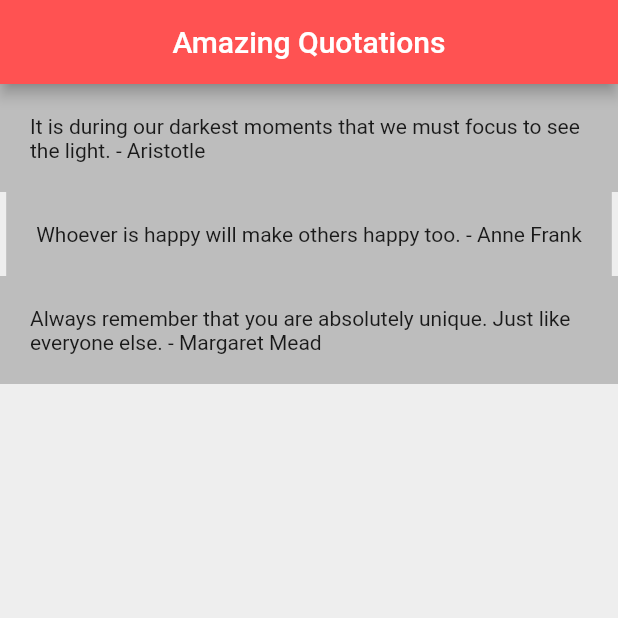
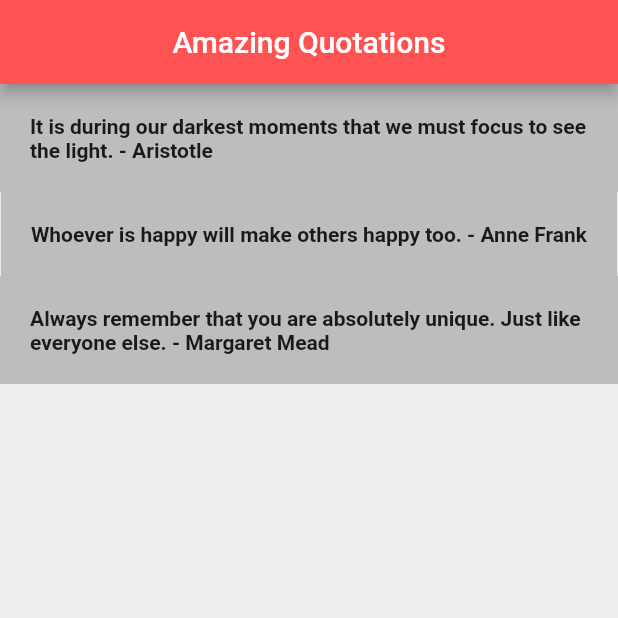
Before and after one commit to Um-e-Hani/FlutterQuotesApp, a Flutter app: the screen it shows after launch, on a phone screen of 412 x 824 dp, the top half of it. Run offline on Flutter 3.47's test engine with Material 2 defaults, Android fonts, the phone set to English and light mode, and no system bars.

```diff
--- a/lib/main.dart
+++ b/lib/main.dart
@@ -30,7 +30,10 @@ class _QuoteListState extends State<QuoteList> {
             .map((quote) => Container(
                   color: Colors.grey[400],
                   padding: EdgeInsets.all(20.0),
-                  child: Text("${quote.text} - ${quote.author}"),
+                  child: Text(
+                    "${quote.text} - ${quote.author}",
+                    style: TextStyle(fontWeight: FontWeight.bold),
+                  ),
                 ))
             .toList(), //Map
       ), //Column
```
Also changed, not shown: 1 other file.
